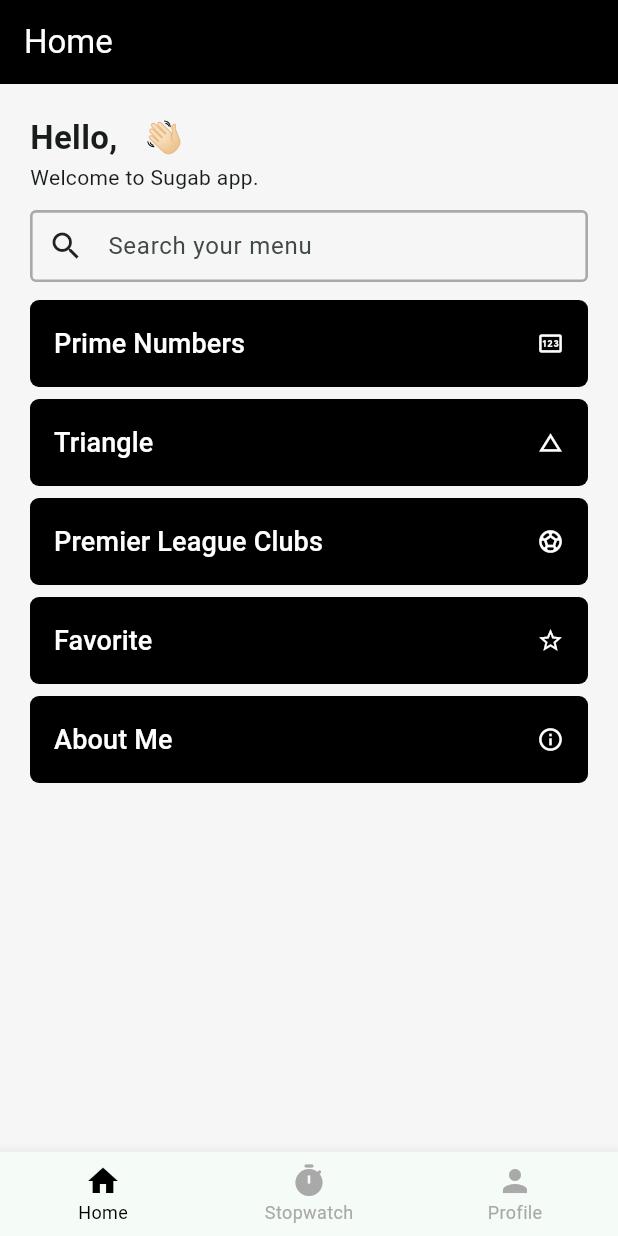
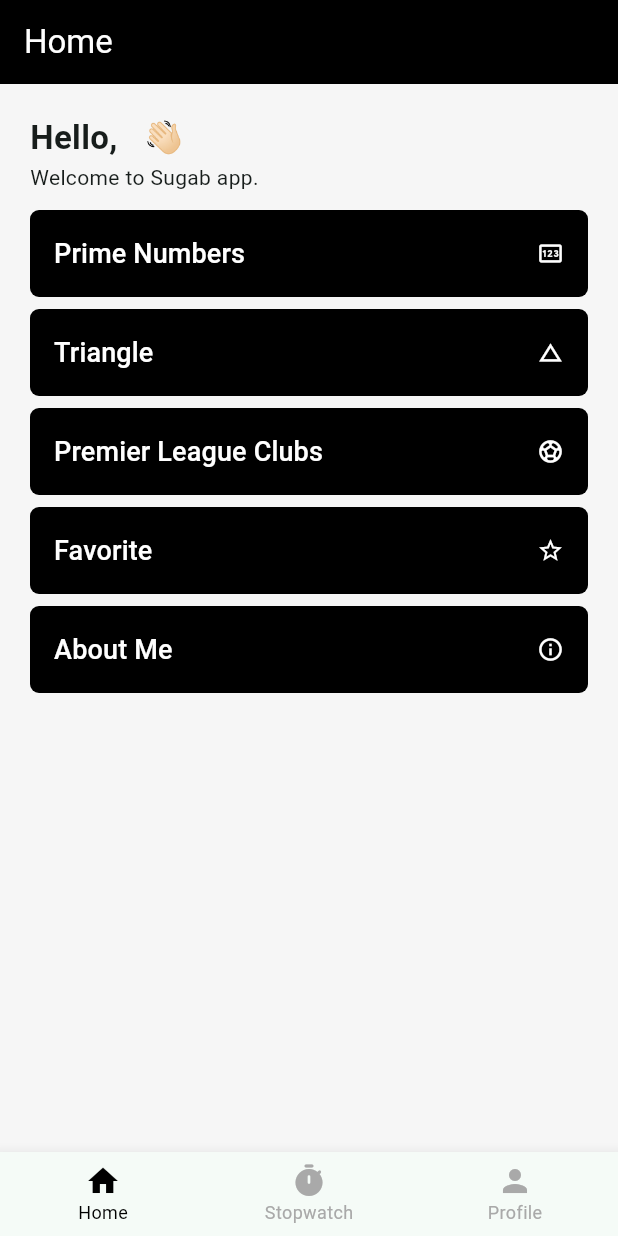
Before and after one commit to plirapli/tpm-tugas-4, a Flutter app: the AppPage screen opened directly with empty values, on a phone screen of 412 x 824 dp. Run offline on Flutter 3.47's test engine with Material 3 defaults, Android fonts, the phone set to English and light mode, and no system bars; our stand-ins replace accordion, shared_preferences; accounts and stored records are empty; network calls fail.

Commit message:
favorite done, remove home search bar

```diff
--- a/lib/model/app_menu.dart
+++ b/lib/model/app_menu.dart
@@ -1,8 +1,4 @@
 import 'package:flutter/material.dart';
-import 'package:tpm_tugas_4/view/main_menu/about_me.dart';
-import 'package:tpm_tugas_4/view/main_menu/clubs.dart';
-import 'package:tpm_tugas_4/view/main_menu/prime.dart';
-import 'package:tpm_tugas_4/view/main_menu/triangle.dart';
 
 class AppMenu {
   String? title;
@@ -11,34 +7,6 @@ class AppMenu {
 
   AppMenu({this.title, this.icon, this.page});
 }
-
-List<AppMenu> menuItems = [
-  AppMenu(
-    title: "Prime Numbers",
-    icon: Icons.pin_outlined,
-    page: const PrimePage(),
-  ),
-  AppMenu(
-    title: "Triangle",
-    icon: Icons.change_history,
-    page: const TrianglePage(),
-  ),
-  AppMenu(
-    title: "Premier League Clubs",
-    icon: Icons.sports_soccer,
-    page: const ClubListPage(),
-  ),
-  AppMenu(
-    title: "Favorite",
-    icon: Icons.star_outline,
-    page: null,
-  ),
-  AppMenu(
-    title: "About Me",
-    icon: Icons.info_outline,
-    page: const AboutMePage(),
-  ),
-];
 
 List<BottomNavigationBarItem> navItem = <BottomNavigationBarItem>[
   const BottomNavigationBarItem(
--- /dev/null
+++ b/lib/utils/favorite.dart
@@ -0,0 +1,38 @@
+import 'dart:convert';
+import 'package:http/http.dart' as http;
+
+class Favorite {
+  static const _url = "http://localhost:3002/v1/favorites/";
+  static const _header = <String, String>{
+    'Content-Type': 'application/json; charset=UTF-8'
+  };
+
+  static Future<Map<String, dynamic>> getFavByUserId(String id) async {
+    final http.Response response = await http.get(Uri.parse(_url + id));
+    return jsonDecode(response.body);
+  }
+
+  static Future<Map<String, dynamic>> addFav(
+    String userId,
+    String clubId,
+  ) async {
+    final http.Response response = await http.post(
+      Uri.parse(_url + userId),
+      headers: _header,
+      body: jsonEncode(<String, String>{'club_id': clubId}),
+    );
+    return jsonDecode(response.body);
+  }
+
+  static Future<Map<String, dynamic>> deleteFav(
+    String userId,
+    String clubId,
+  ) async {
+    final http.Response response = await http.delete(
+      Uri.parse(_url + userId),
+      headers: _header,
+      body: jsonEncode(<String, String>{'club_id': clubId}),
+    );
+    return jsonDecode(response.body);
+  }
+}
--- a/lib/view/main_menu/clubs.dart
+++ b/lib/view/main_menu/clubs.dart
@@ -4,7 +4,8 @@ import 'package:tpm_tugas_4/view/components/heading.dart';
 import 'package:url_launcher/url_launcher.dart';
 
 class ClubListPage extends StatefulWidget {
-  const ClubListPage({super.key});
+  final String id;
+  const ClubListPage({super.key, required this.id});
 
   @override
   State<ClubListPage> createState() => _ClubListPageState();
--- a/lib/view/nav_menu/home.dart
+++ b/lib/view/nav_menu/home.dart
@@ -1,6 +1,11 @@
 import 'package:flutter/material.dart';
 import 'package:tpm_tugas_4/model/app_menu.dart';
 import 'package:tpm_tugas_4/model/auth.dart';
+import 'package:tpm_tugas_4/view/main_menu/about_me.dart';
+import 'package:tpm_tugas_4/view/main_menu/clubs.dart';
+import 'package:tpm_tugas_4/view/main_menu/favorite.dart';
+import 'package:tpm_tugas_4/view/main_menu/prime.dart';
+import 'package:tpm_tugas_4/view/main_menu/triangle.dart';
 // import 'package:tpm_tugas_4/view/oddeven.dart';
 // import 'package:tpm_tugas_4/view/sumsub.dart';
 // import 'package:si_bagus/model/mainmenuitem.dart';
@@ -14,25 +19,7 @@ class HomePage extends StatefulWidget {
 }
 
 class _HomePageState extends State<HomePage> {
-  List<AppMenu> filteredItems = [];
   String keyword = "";
-
-  @override
-  void initState() {
-    super.initState();
-
-    filteredItems = [...menuItems];
-  }
-
-  void _search(String val) {
-    setState(() {
-      keyword = val;
-      filteredItems = menuItems
-          .where(
-              (item) => (item.title!.toLowerCase()).contains(val.toLowerCase()))
-          .toList();
-    });
-  }
 
   @override
   Widget build(BuildContext context) {
@@ -40,7 +27,6 @@ class _HomePageState extends State<HomePage> {
       children: [
         const SizedBox(height: 20),
         _heading(),
-        _searchBar(),
         _mainmenu(context),
         const SizedBox(height: 20)
       ],
@@ -65,63 +51,41 @@ class _HomePageState extends State<HomePage> {
     );
   }
 
-  Widget _searchBar() {
-    return Container(
-      margin: const EdgeInsets.only(top: 12),
-      // padding: const EdgeInsets.all(8.0),
-      child: TextFormField(
-        enabled: true,
-        onChanged: (value) => _search(value),
-        decoration: InputDecoration(
-          hintText: 'Search your menu',
-          prefixIcon: const Icon(Icons.search, color: Colors.black87),
-          filled: true,
-          fillColor: const Color.fromARGB(0, 0, 0, 0),
-          contentPadding: const EdgeInsets.all(12),
-          enabledBorder: const OutlineInputBorder(
-            borderSide: BorderSide(
-              width: 1.75,
-              color: Color.fromARGB(80, 0, 0, 0),
+  Widget _mainmenu(BuildContext context) {
+    List<AppMenu> menuItems = [
+      AppMenu(
+        title: "Prime Numbers",
+        icon: Icons.pin_outlined,
+        page: const PrimePage(),
       ),
+      AppMenu(
+        title: "Triangle",
+        icon: Icons.change_history,
+        page: const TrianglePage(),
       ),
-          focusedBorder: OutlineInputBorder(
-            borderRadius: BorderRadius.circular(8.0),
-            borderSide: const BorderSide(
-              width: 1.75,
-              color: Color.fromARGB(80, 0, 0, 0),
+      AppMenu(
+        title: "Premier League Clubs",
+        icon: Icons.sports_soccer,
+        page: ClubListPage(id: widget.data.id),
       ),
+      AppMenu(
+        title: "Favorite",
+        icon: Icons.star_outline,
+        page: FavoritePage(id: widget.data.id),
       ),
+      AppMenu(
+        title: "About Me",
+        icon: Icons.info_outline,
+        page: const AboutMePage(),
       ),
-      ),
-    );
-  }
+    ];
 
-  Widget _mainmenu(BuildContext context) {
     return Container(
       alignment: Alignment.center,
       margin: const EdgeInsets.only(top: 4),
       child: Column(
-        children: filteredItems.isEmpty
-            ? [
-                Container(
-                  margin: const EdgeInsets.only(top: 12),
-                  child: Text.rich(
-                    TextSpan(
-                      style: const TextStyle(fontSize: 16),
         children: [
-                        const TextSpan(text: "Can't find "),
-                        TextSpan(
-                          text: keyword,
-                          style: const TextStyle(fontWeight: FontWeight.bold),
-                        ),
-                        const TextSpan(text: " on menu."),
-                      ],
-                    ),
-                  ),
-                )
-              ]
-            : [
-                for (final item in filteredItems)
+          for (final item in menuItems)
             _mainmenuitem(context, item.title, item.icon, item.page)
         ],
       ),
```
Also changed, not shown: lib/model/favorites.dart (added, +21 -0 lines), lib/utils/auth.dart (+16 -19 lines), lib/view/main_menu/favorite.dart (added, +197 -0 lines). Lines whose indentation alone changed are shown as unchanged.
